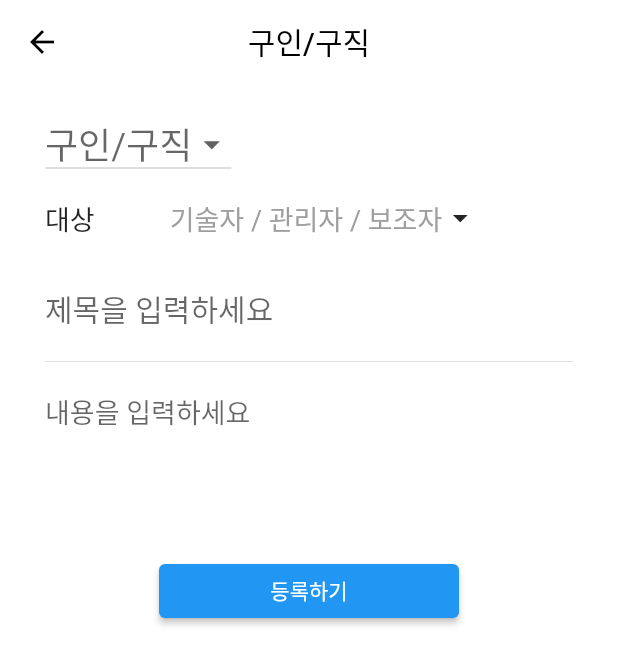
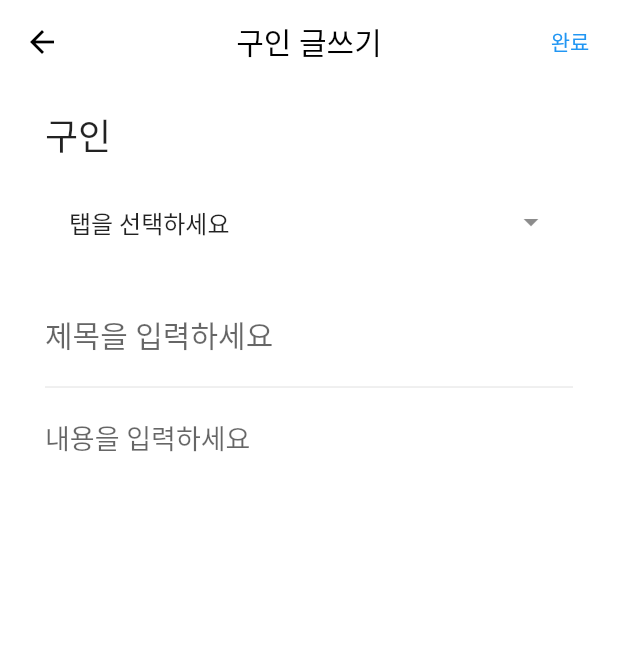
Before and after one commit to Trouble-makerz/buildup-flutter, a Flutter app: the WritePostPage screen opened directly, on a phone screen of 412 x 824 dp. Shown: the top 665 px of the screen. Run offline on Flutter 3.47's test engine with Material 2 defaults, Android fonts, the light colour scheme and no system bars; our stand-ins replace flutter_speed_dial.

Commit message:
Design: edit write post page design

```diff
--- a/lib/page/write_post_page.dart
+++ b/lib/page/write_post_page.dart
@@ -1,4 +1,5 @@
 
+import 'package:buildup_flutter/widget/write_post_bottom_sheet.dart';
 import 'package:flutter/material.dart';
 
 class WritePostPage extends StatefulWidget {
@@ -12,19 +13,26 @@ class WritePostPage extends StatefulWidget {
 class _WritePostPageState extends State<WritePostPage> {
   @override
   Widget build(BuildContext context) {
-    List<String> wantTypeList = ['구인', '구직'];
-    String? selectedWantType;
+
 
     String? selectedJobType;
 
     return Scaffold(
       backgroundColor: Colors.white,
       appBar: AppBar(
+        centerTitle: true,
         backgroundColor: Colors.white,
         foregroundColor: Colors.black,
         elevation: 0,
-        title: Text(widget.category),
-        centerTitle: true,
+        title: Text('${widget.category} 글쓰기'),
+        actions: [
+          TextButton(
+            onPressed: (){
+              Navigator.pop(context);
+            },
+            child: Text('완료'),
+          )
+        ],
       ),
       body: ListView(
         children: [
@@ -33,59 +41,31 @@ class _WritePostPageState extends State<WritePostPage> {
             child: Column(
               crossAxisAlignment: CrossAxisAlignment.start,
               children: [
-                widget.category == '구인/구직' ?
+               Text(widget.category, style: TextStyle(fontSize: 24),),
                   Column(
                     crossAxisAlignment: CrossAxisAlignment.start,
                     children: [
-                      Container(
-                        child: DropdownButton(
-                          iconSize: 26,
-                          value: selectedWantType,
-                          hint: Text(
-                            selectedWantType == null
-                              ? '구인/구직'
-                              : '$selectedWantType',
-                            style: TextStyle(fontSize: 24),
-                          ),
-                          items: wantTypeList.map((String item) {
-                            return DropdownMenuItem<String>(
-                              child: Text('$item'),
-                              value: item,
-                            );
-                          }).toList(),
-                          onChanged: (value) {
-                            setState(() {
-                              selectedWantType = value;
-                              print(selectedWantType);
-                            });
-                          },
-                        ),
-                      ),
                       SizedBox(height: 12),
-                      Row(
-                        children: [
-                          Text('대상', style: TextStyle(fontSize: 18),),
-                          SizedBox(width: 50),
-                          GestureDetector(
-                            child: Row(
-                              children: [
-                                Text('기술자 / 관리자 / 보조자', style: TextStyle(fontSize: 18, color: Colors.grey),),
-                                Icon(Icons.arrow_drop_down),
-                              ],
-                            ),
+                      ListTile(
+                        title: Text('탭을 선택하세요'),
+                        trailing: Icon(Icons.arrow_drop_down),
                         onTap: () {
                           showModalBottomSheet(
                               context: context,
-                                builder: (context) => BottomSheet()
+                              builder: (context) {
+                                if (widget.category == '구인' || widget.category == '구직')
+                                  return WritePostBottomSheet(category: '구인/구직');
+                                else return WritePostBottomSheet(category: '사담');
+                              }
                           );
                         },
                       )
                     ],
                   ),
-                    ],
-                  )
-                : Text('사담', style: TextStyle(fontSize: 24),),
                 SizedBox(height: 20),
+                // 입력 필드
+                Column(
+                  children: [
                     TextField(
                       decoration: InputDecoration(
                         hintText: '제목을 입력하세요',
@@ -101,16 +81,7 @@ class _WritePostPageState extends State<WritePostPage> {
                         border: InputBorder.none,
                       ),
                     ),
-                Align(
-                  alignment: Alignment.bottomCenter,
-                  child: Container(
-                    width: 200,
-                    padding: EdgeInsets.symmetric(vertical: 70),
-                    child: ElevatedButton(
-                      onPressed: (){},
-                      child: Text('등록하기'),
-                    ),
-                  ),
+                  ],
                 ),
               ],
             ),
@@ -120,47 +91,3 @@ class _WritePostPageState extends State<WritePostPage> {
     );
   }
 }
-
-// bottom sheet
-class BottomSheet extends StatelessWidget {
-  const BottomSheet({Key? key}) : super(key: key);
-
-  @override
-  Widget build(BuildContext context) {
-    List<String> jobType = ['기술자', '관리자', '보조자'];
-    List<String> jobTypeDescription = [
-      '조공 / 준기공 / 기공 / 전공 등 실제 현장 기술 담담',
-      '안전 / 품질 / 공사 등 관리 담당',
-      '화재감시 / 신호수 / 유도 등 보조업무 담당'
-    ];
-
-    return Column(
-      mainAxisAlignment: MainAxisAlignment.center,
-      crossAxisAlignment: CrossAxisAlignment.start,
-      children: [
-        Column(
-          crossAxisAlignment: CrossAxisAlignment.start,
-          children: List.generate(
-            jobType.length,
-            (index) => GestureDetector(
-              child: Padding(
-                padding: const EdgeInsets.all(8.0),
-                child: Column(
-                  crossAxisAlignment: CrossAxisAlignment.start,
-                  children: [
-                    Text('${jobType[index]}', style: TextStyle(fontSize: 18),),
-                    Text('${jobTypeDescription[index]}'),
-                  ],
-                ),
-              ),
-              onTap: () {
-                print('${jobType[index]}');
-                Navigator.pop(context);
-              },
-            )
-          )
-        ),
-      ],
-    );
-  }
-}
```
Also changed, not shown: lib/page/home_page.dart (+14 -4 lines), lib/widget/write_post_bottom_sheet.dart (added, +55 -0 lines). Lines whose indentation alone changed are shown as unchanged.
